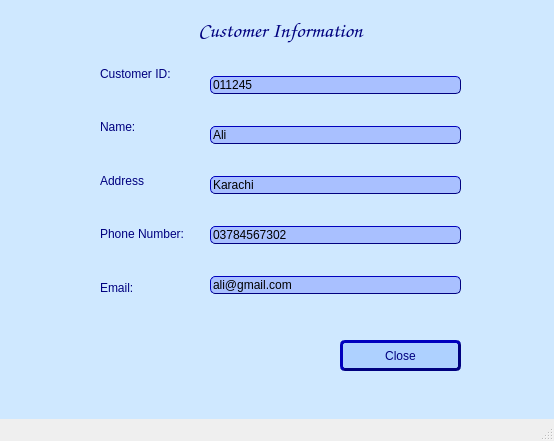
Before: the Qt Designer form Code-Connection/Screens/31 Customer info form.ui in ElyanAli/DairyPro, drawn with Qt 5.
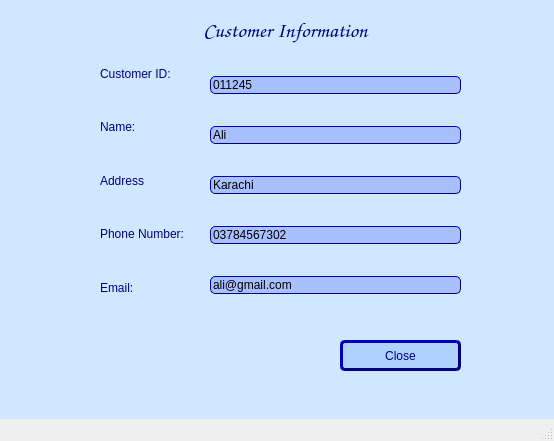
After: the same form once the commit is applied.

Diff of the .ui file:
```diff
--- a/Code-Connection/Screens/31 Customer info form.ui
+++ b/Code-Connection/Screens/31 Customer info form.ui
@@ -194,9 +194,9 @@
    <widget class="QLabel" name="label_12">
     <property name="geometry">
      <rect>
-      <x>180</x>
+      <x>130</x>
       <y>10</y>
-      <width>201</width>
+      <width>311</width>
       <height>41</height>
      </rect>
     </property>
```
Left out of the diff: 2 changed lines with no effect on the pictures.
